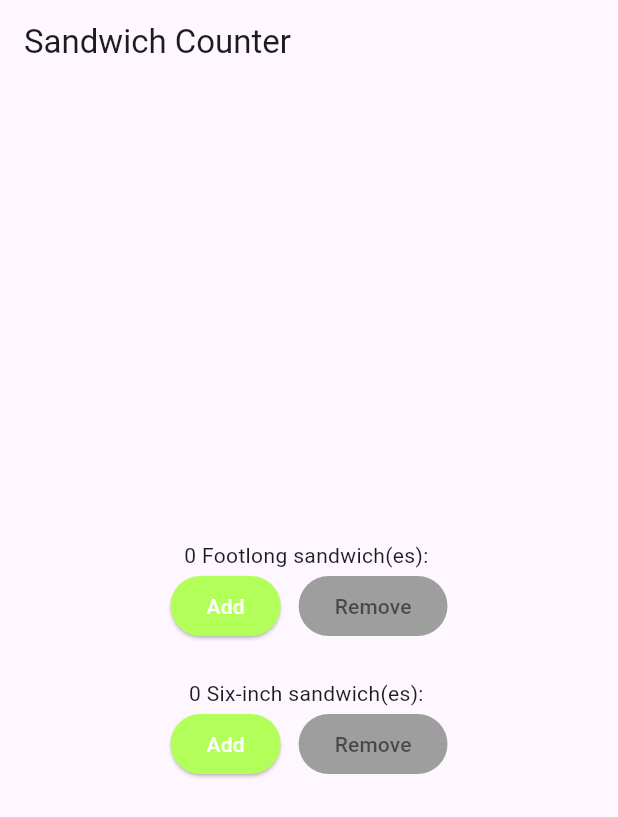
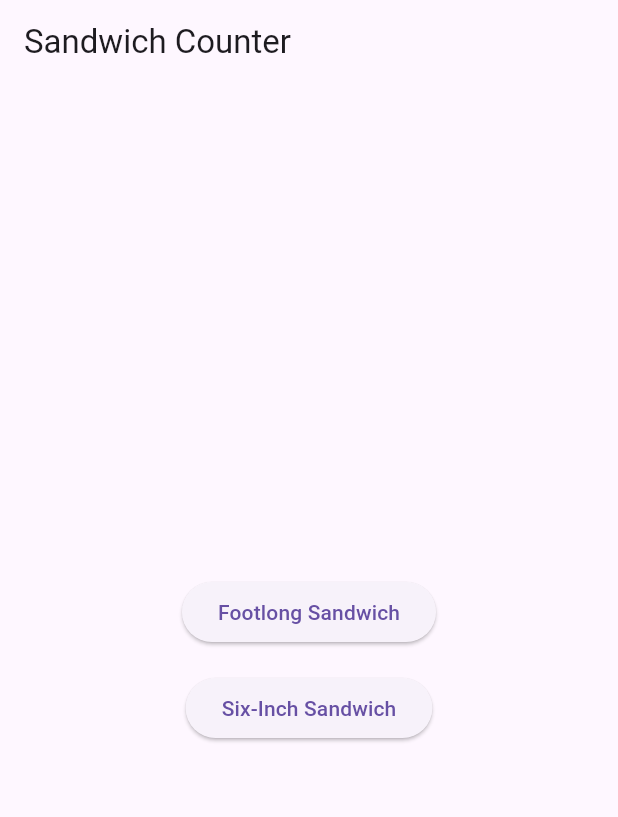
Before and after one commit to Rakib-208/flutter_prog, a Flutter app: the screen it shows after launch, on a phone screen of 412 x 824 dp. Shown: the top 817 px of the screen. Run offline on Flutter 3.47's test engine with Material 3 defaults, Android fonts, the phone set to English and light mode, and no system bars.

Commit message:
ws3ex3 Fix errors and buttons seperation.

```diff
--- a/lib/main.dart
+++ b/lib/main.dart
@@ -39,7 +39,22 @@ class OrderScreen extends StatefulWidget {
 
 class _OrderScreenState extends State<OrderScreen> {
   int _quantity = 0;
-  int _sixInchQuantity = 0;
+  String? _selectedItemType; // newly added
+
+  void _select(String type) {
+    setState(() {
+      _selectedItemType = type;
+      _quantity = 0; // reset counter on selection
+    });
+  }
+
+  void _clearSelection() {
+    // added
+    setState(() {
+      _selectedItemType = null;
+      _quantity = 0;
+    });
+  }
 
   void _increaseQuantity() {
     if (_quantity < widget.maxQuantity) {
@@ -53,49 +68,48 @@ class _OrderScreenState extends State<OrderScreen> {
     }
   }
 
-  void _increaseSixInchQuantity() {
-    if (_sixInchQuantity < widget.maxQuantity) {
-      setState(() => _sixInchQuantity++);
-    }
-  }
-
-  void _decreaseSixInchQuantity() {
-    if (_sixInchQuantity > 0) {
-      setState(() => _sixInchQuantity--);
-    }
-  }
-
   @override
   Widget build(BuildContext context) {
     final isAddDisabled = _quantity >= widget.maxQuantity;
     final isRemoveDisabled = _quantity <= 0;
-    final isSixAddDisabled = _sixInchQuantity >= widget.maxQuantity;
-    final isSixRemoveDisabled = _sixInchQuantity <= 0;
 
     return Scaffold(
       appBar: AppBar(title: const Text('Sandwich Counter')),
       body: Center(
-        child: Column(
+        child: _selectedItemType == null
+            ? Column(
+                mainAxisAlignment: MainAxisAlignment.center,
+                children: [
+                  ElevatedButton(
+                    onPressed: () => _select('Footlong'),
+                    child: const Text('Footlong Sandwich'),
+                  ),
+                  const SizedBox(height: 16),
+                  ElevatedButton(
+                    onPressed: () => _select('Six-inch'),
+                    child: const Text('Six-Inch Sandwich'),
+                  ),
+                ],
+              )
+            : Column(
                 mainAxisAlignment: MainAxisAlignment.center,
                 children: <Widget>[
-            OrderItemDisplay(_quantity, 'Footlong'),
+                  OrderItemDisplay(_quantity, _selectedItemType!),
                   Row(
                     mainAxisAlignment: MainAxisAlignment.center,
                     children: [
                       ElevatedButton(
                         onPressed: isAddDisabled ? null : _increaseQuantity,
                         style: ButtonStyle(
-                    backgroundColor: WidgetStateProperty.resolveWith<Color>((
-                      states,
-                    ) {
+                          backgroundColor:
+                              WidgetStateProperty.resolveWith<Color>((states) {
                                 if (states.contains(WidgetState.disabled)) {
                                   return Colors.grey;
                                 }
-                      return Colors.lightGreenAccent;
+                                return Colors.green[800]!;
                               }),
-                    foregroundColor: WidgetStateProperty.resolveWith<Color>((
-                      states,
-                    ) {
+                          foregroundColor:
+                              WidgetStateProperty.resolveWith<Color>((states) {
                                 if (states.contains(WidgetState.disabled)) {
                                   return Colors.black54;
                                 }
@@ -108,17 +122,15 @@ class _OrderScreenState extends State<OrderScreen> {
                       ElevatedButton(
                         onPressed: isRemoveDisabled ? null : _decreaseQuantity,
                         style: ButtonStyle(
-                    backgroundColor: WidgetStateProperty.resolveWith<Color>((
-                      states,
-                    ) {
+                          backgroundColor:
+                              WidgetStateProperty.resolveWith<Color>((states) {
                                 if (states.contains(WidgetState.disabled)) {
                                   return Colors.grey;
                                 }
                                 return Colors.red;
                               }),
-                    foregroundColor: WidgetStateProperty.resolveWith<Color>((
-                      states,
-                    ) {
+                          foregroundColor:
+                              WidgetStateProperty.resolveWith<Color>((states) {
                                 if (states.contains(WidgetState.disabled)) {
                                   return Colors.black54;
                                 }
@@ -129,59 +141,14 @@ class _OrderScreenState extends State<OrderScreen> {
                       ),
                     ],
                   ),
-            const SizedBox(height: 24),
-            OrderItemDisplay(_sixInchQuantity, 'Six-inch'),
-            Row(
-              mainAxisAlignment: MainAxisAlignment.center,
-              children: [
+                  const SizedBox(height: 16),
                   ElevatedButton(
-                  onPressed: isSixAddDisabled ? null : _increaseSixInchQuantity,
-                  style: ButtonStyle(
-                    backgroundColor: WidgetStateProperty.resolveWith<Color>((
-                      states,
-                    ) {
-                      if (states.contains(WidgetState.disabled)) {
-                        return Colors.grey;
-                      }
-                      return Colors.lightGreenAccent;
-                    }),
-                    foregroundColor: WidgetStateProperty.resolveWith<Color>((
-                      states,
-                    ) {
-                      if (states.contains(WidgetState.disabled)) {
-                        return Colors.black54;
-                      }
-                      return Colors.white;
-                    }),
+                    onPressed: _clearSelection,
+                    style: ElevatedButton.styleFrom(
+                      backgroundColor: Colors.blue,
+                      foregroundColor: Colors.white,
                     ),
-                  child: const Text('Add'),
-                ),
-                const SizedBox(width: 12),
-                ElevatedButton(
-                  onPressed: isSixRemoveDisabled
-                      ? null
-                      : _decreaseSixInchQuantity,
-                  style: ButtonStyle(
-                    backgroundColor: WidgetStateProperty.resolveWith<Color>((
-                      states,
-                    ) {
-                      if (states.contains(WidgetState.disabled)) {
-                        return Colors.grey;
-                      }
-                      return Colors.red;
-                    }),
-                    foregroundColor: WidgetStateProperty.resolveWith<Color>((
-                      states,
-                    ) {
-                      if (states.contains(WidgetState.disabled)) {
-                        return Colors.black54;
-                      }
-                      return Colors.white;
-                    }),
-                  ),
-                  child: const Text('Remove'),
-                ),
-              ],
+                    child: const Text('Back'),
                   ),
                 ],
               ),
```
Lines whose indentation alone changed are shown as unchanged.
